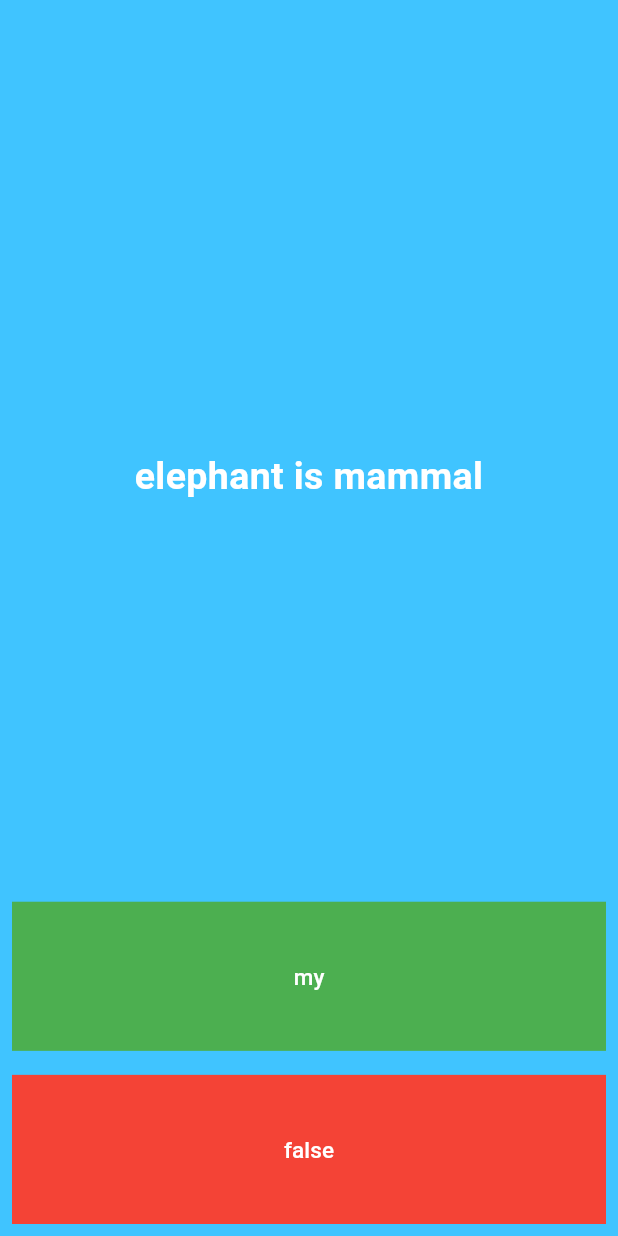
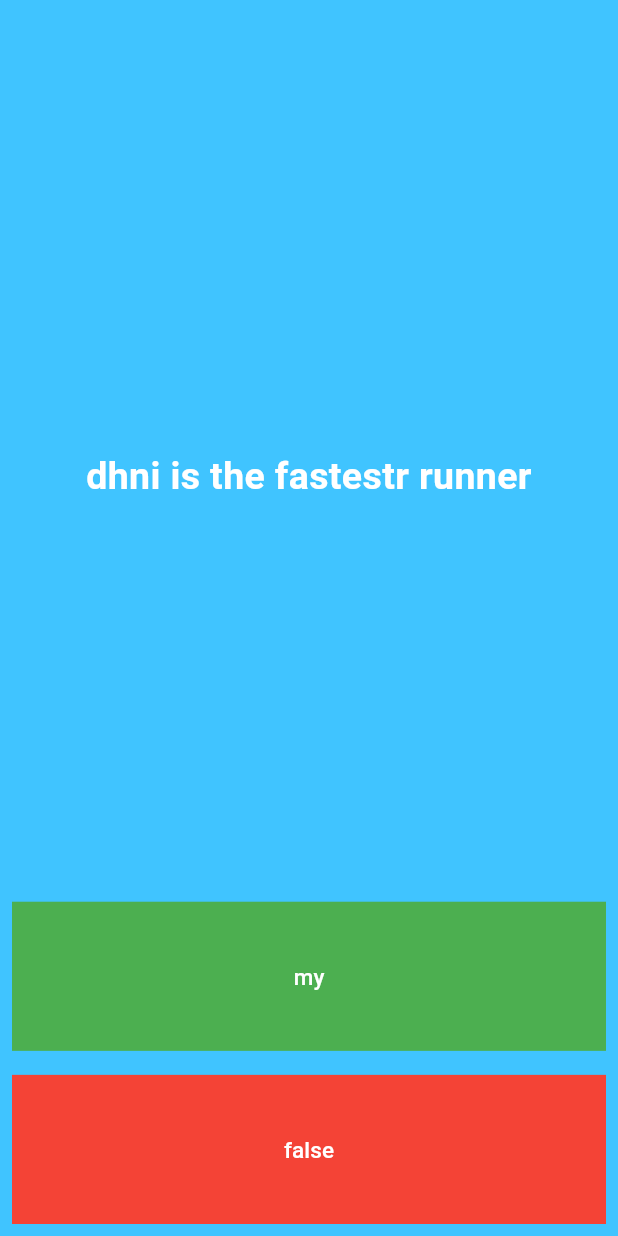
Before and after one commit to vigneshbhaskaran/quizzer, a Flutter app: the screen it shows after launch, on a phone screen of 412 x 824 dp. Run offline on Flutter 3.47's test engine with Material 3 defaults, Android fonts, the phone set to English and light mode, and no system bars.

Commit message:
question changed

```diff
--- a/quuuu/lib/main.dart
+++ b/quuuu/lib/main.dart
@@ -38,7 +38,7 @@ class _ScreenState extends State<Screen> {
 
 
   List<Question> questionlist=[
-    Question(q: 'elephant is mammal', a: false),
+    Question(q: 'dhni is the fastestr runner', a: false),
      Question(q: 'fish live on land', a: false),
  Question(q: 'frogs are cheaters', a: true),
   Question(q: 'cockrach are good', a: false),
```
